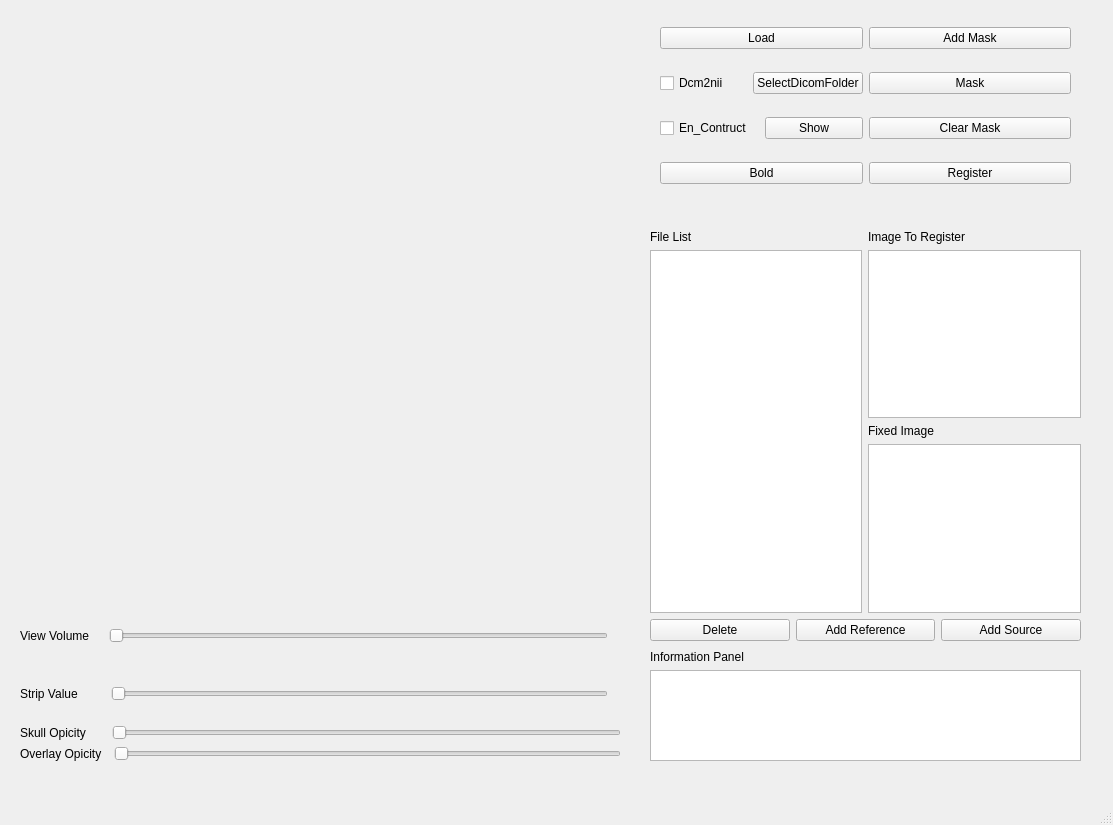
Qt form MainWindow/MainWindow.ui (Beastmaster/BrainConnectivityDetection) before a commit.
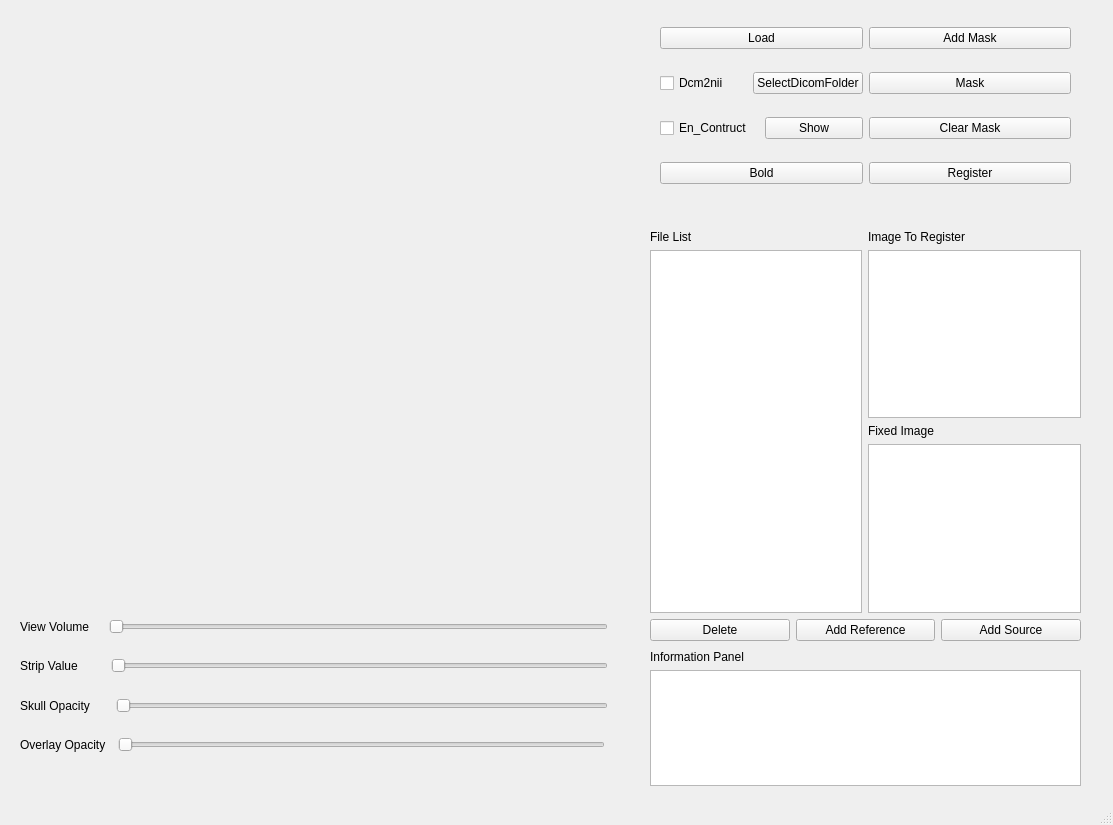
The same form after that commit. Custom widgets are drawn as their Qt base class.

```diff
--- a/MainWindow/MainWindow.ui
+++ b/MainWindow/MainWindow.ui
@@ -110,17 +110,24 @@
        <item>
         <widget class="QLabel" name="label_2">
          <property name="text">
-          <string>Skull Opicity      </string>
+          <string>Skull Opacity      </string>
          </property>
         </widget>
        </item>
        <item>
-        <widget class="QSlider" name="set_opicity_Slider">
+        <widget class="QSlider" name="set_opacity_Slider">
          <property name="orientation">
           <enum>Qt::Horizontal</enum>
          </property>
         </widget>
        </item>
+       <item>
+        <widget class="QLabel" name="label_opacity">
+         <property name="text">
+          <string>  </string>
+         </property>
+        </widget>
+       </item>
       </layout>
      </item>
      <item>
@@ -128,17 +135,24 @@
        <item>
         <widget class="QLabel" name="label_6">
          <property name="text">
-          <string>Overlay Opicity  </string>
+          <string>Overlay Opacity  </string>
          </property>
         </widget>
        </item>
        <item>
-        <widget class="QSlider" name="horizontalSlider">
+        <widget class="QSlider" name="overlay_opacity_Slider">
          <property name="orientation">
           <enum>Qt::Horizontal</enum>
          </property>
         </widget>
        </item>
+       <item>
+        <widget class="QLabel" name="overlay_opacity_Label">
+         <property name="text">
+          <string>   </string>
+         </property>
+        </widget>
+       </item>
       </layout>
      </item>
     </layout>
@@ -236,7 +250,7 @@
       <x>650</x>
       <y>650</y>
       <width>431</width>
-      <height>111</height>
+      <height>136</height>
      </rect>
     </property>
     <layout class="QVBoxLayout" name="verticalLayout_3">
@@ -347,7 +361,6 @@
    <zorder>verticalLayoutWidget_3</zorder>
    <zorder>gridLayoutWidget</zorder>
    <zorder>gridLayoutWidget_2</zorder>
-   <zorder>del_file_Btn</zorder>
   </widget>
   <widget class="QMenuBar" name="menubar">
    <property name="geometry">
```
